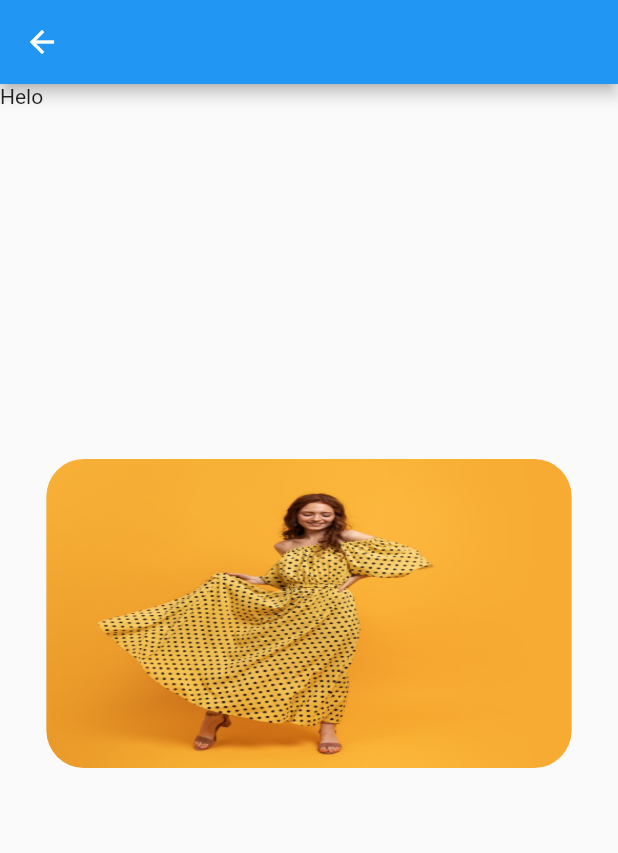
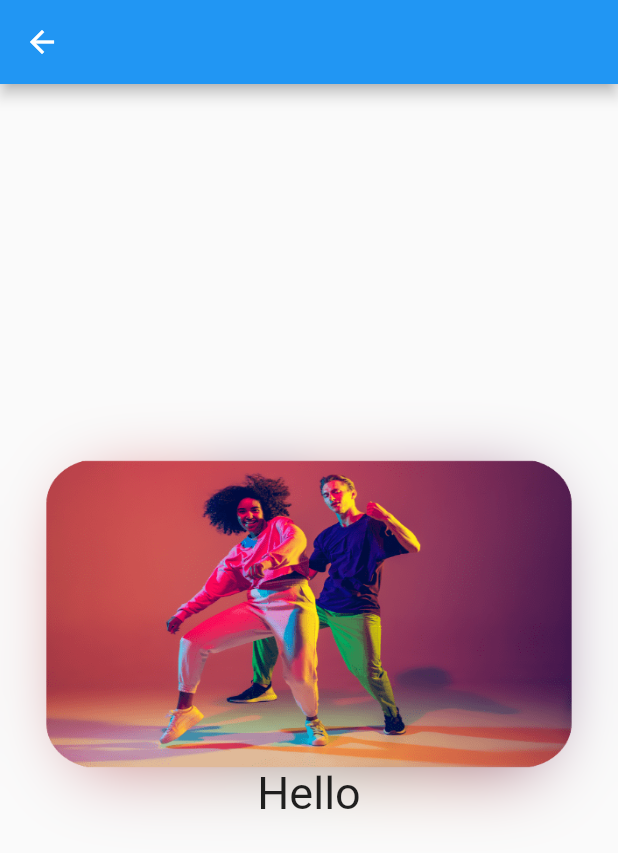
Before and after one commit to wrteam-priyansh/ui_ux, a Flutter app: the ImageShadowScreen screen opened directly, on a phone screen of 412 x 824 dp. Shown: the top 853 px of the screen. Run offline on Flutter 3.47's test engine with Material 2 defaults, Android fonts, the phone set to English and light mode, and no system bars; our stand-ins replace cached_network_image, flutter_bloc, flutter_html, flutter_svg, lottie, octo_image; missing offline and left inert: flutter_shapes, flutter_tex.

Commit message:
completed image shadow

```diff
--- a/lib/ui/screens/imageShadowScreen.dart
+++ b/lib/ui/screens/imageShadowScreen.dart
@@ -1,4 +1,5 @@
 import 'package:flutter/material.dart';
+import 'package:flutter_html/shims/dart_ui_real.dart';
 
 class ImageShadowScreen extends StatelessWidget {
   const ImageShadowScreen({Key? key}) : super(key: key);
@@ -7,48 +8,47 @@ class ImageShadowScreen extends StatelessWidget {
   Widget build(BuildContext context) {
     return Scaffold(
       appBar: AppBar(),
-      body: Stack(
+      body: Column(
+        children: [
+          Container(
+            child: Stack(
               clipBehavior: Clip.none,
               children: [
-          Text("Helo"),
-          //
                 Padding(
                   padding: EdgeInsets.only(
-              top: 250,
-              right: MediaQuery.of(context).size.width * (0.15),
-              left: MediaQuery.of(context).size.width * (0.15),
+                    top: 270,
+                    right: MediaQuery.of(context).size.width * (0.125),
+                    left: MediaQuery.of(context).size.width * (0.125),
                   ),
                   child: SizedBox(
-              height: MediaQuery.of(context).size.height * (0.25),
+                    height: MediaQuery.of(context).size.height * (0.225),
                     width: MediaQuery.of(context).size.width,
                     child: ClipRRect(
                       borderRadius: BorderRadius.circular(25),
                       child: Opacity(
-                  opacity: 0.95,
+                        opacity: 0.85,
                         child: Image.asset(
-                    "assets/images/woman_a.jpg",
-                    fit: BoxFit.fill,
+                          "assets/images/img8.png",
+                          fit: BoxFit.cover,
                         ),
                       ),
                     ),
                   ),
                 ),
-
                 Positioned(
-            top: 250,
-            right: MediaQuery.of(context).size.width * (0.1),
-            left: MediaQuery.of(context).size.width * (0.1),
+                  top: 260,
+                  right: MediaQuery.of(context).size.width * (0.125),
+                  left: MediaQuery.of(context).size.width * (0.125),
                   height: MediaQuery.of(context).size.height * (0.25),
-            child: ClipRRect(
-              borderRadius: BorderRadius.circular(25.0),
+                  child: BackdropFilter(
+                    filter: ImageFilter.blur(sigmaX: 25.0, sigmaY: 25.0),
                     child: Container(
                       decoration: BoxDecoration(
-                    color: Colors.black.withOpacity(0.05),
+                          color: Colors.transparent,
                           borderRadius: BorderRadius.circular(25.0)),
                     ),
                   ),
                 ),
-
                 Positioned(
                   right: MediaQuery.of(context).size.width * (0.075),
                   left: MediaQuery.of(context).size.width * (0.075),
@@ -60,9 +60,18 @@ class ImageShadowScreen extends StatelessWidget {
                         borderRadius: BorderRadius.circular(25.0),
                         image: DecorationImage(
                             fit: BoxFit.fill,
-                      image: AssetImage("assets/images/woman_a.jpg"))),
+                            image: AssetImage("assets/images/img8.png"))),
                   ),
                 ),
+              ],
+            ),
+          ),
+          Align(
+              alignment: Alignment.topCenter,
+              child: Text(
+                "Hello",
+                style: TextStyle(fontSize: 30.0),
+              )),
         ],
       ),
     );
```
Also changed, not shown: assets/images/img8.png (added). Lines whose indentation alone changed are shown as unchanged.
